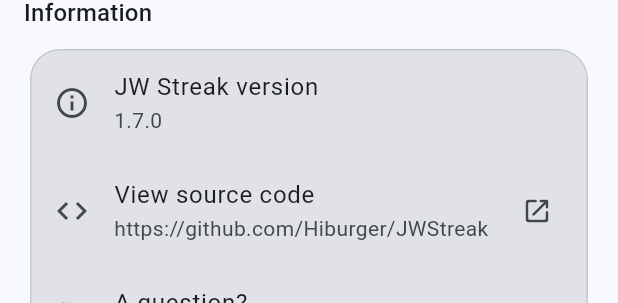
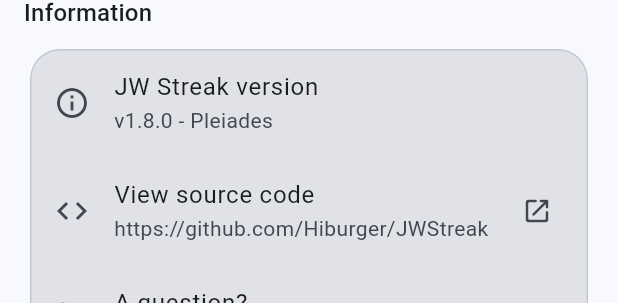
Before and after one commit to Hiburger/JWStreak, a Flutter app: the AboutSettingsScreen widget shown alone on an empty page, opened directly, on a phone screen of 412 x 824 dp. Shown: the part 269-572 px from the top of the screen. Run offline on Flutter 3.47's test engine with Material 3 defaults, Android fonts, the phone set to English and light mode, and no system bars; drawn by our look-alikes of dynamic_color; our stand-ins replace flutter_local_notifications, flutter_markdown, flutter_timezone, local_auth, package_info_plus, pdf and 5 more; missing offline and left inert: file_selector; accounts and stored records are empty.

Commit message:
Bump version to 1.8.0 Pleiades

```diff
--- a/lib/app_constants.dart
+++ b/lib/app_constants.dart
@@ -101,6 +101,13 @@
 const int kStreakRiskHour = 20;
 const String kGithubRepoUrl = 'https://github.com/Hiburger/JWStreak';
 
+/// The name this release carries alongside its number. Versions are named
+/// after astronomical objects, in creation's own register — 1.8.0 is
+/// Pleiades, the cluster Job 38:31 asks about: "Can you tie the cords of
+/// the Pleiades?" A loose cluster of bright points felt right for a
+/// release that adds stars, streaks and celebrations.
+const String kVersionName = 'Pleiades';
+
 /// Where someone can sponsor the project, if they want to! ;)
 /// Must always be opened with `LaunchMode.externalApplication` (see
 /// [openExternalUri]) rather than an in-app browser view. Apple's guideline
--- a/lib/screens/settings/about_settings_screen.dart
+++ b/lib/screens/settings/about_settings_screen.dart
@@ -149,7 +149,7 @@
               ListTile(
                 leading: const Icon(Icons.info_outline),
                 title: Text(l10n.settingsVersionLabel),
-                subtitle: Text(_version),
+                subtitle: Text('v$_version - $kVersionName'),
                 onTap: _handleVersionTap,
               ),
               ListTile(
--- a/pubspec.yaml
+++ b/pubspec.yaml
@@ -24,7 +24,7 @@
 # The build number after the "+" must increase on every release built for
 # distribution, even a rebuild of the same version name; it is never shown to
 # the user, only Android uses it to tell two builds apart.
-version: 1.7.0+14
+version: 1.8.0+15
 
 environment:
   sdk: ^3.12.2
```
Also changed, not shown: 1 other file.
